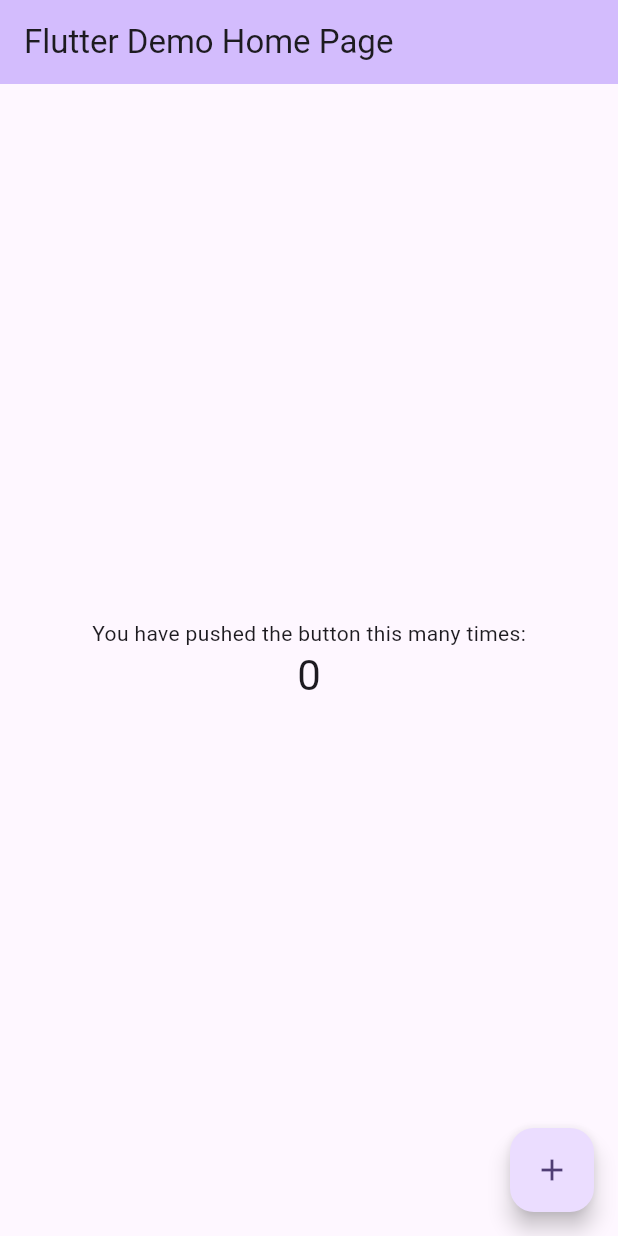
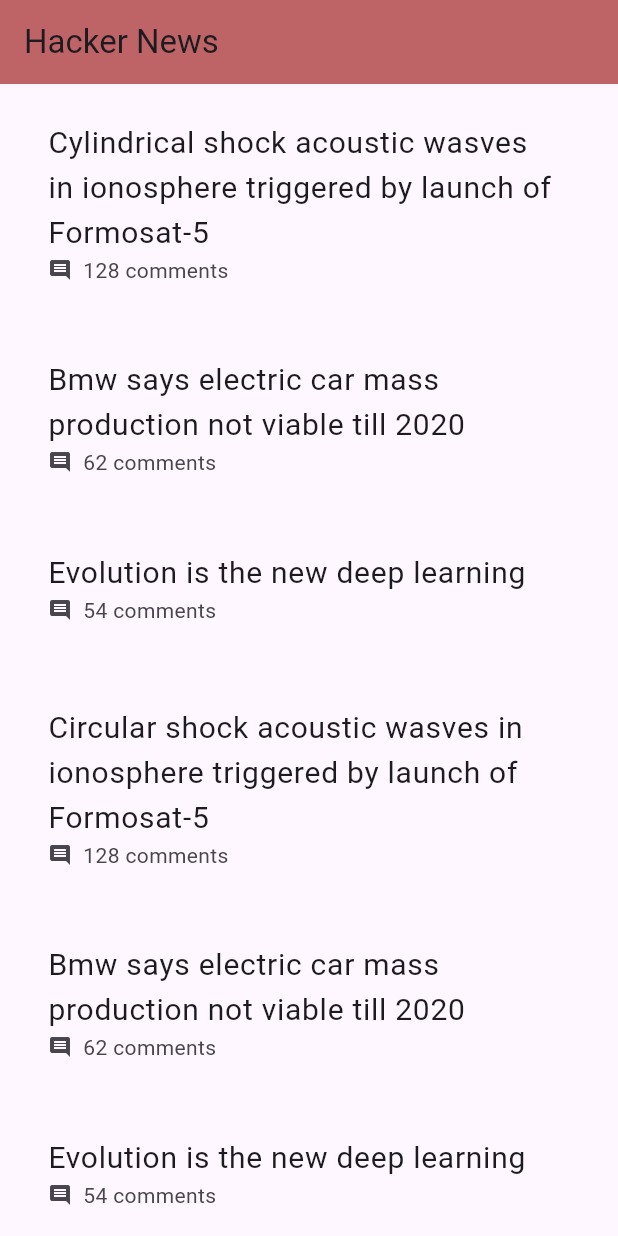
Before and after one commit to kaljitism/hn_app, a Flutter app: the screen it shows after launch, on a phone screen of 412 x 824 dp. Run offline on Flutter 3.47's test engine with Material 2 defaults, Android fonts, the phone set to English and light mode, and no system bars.

Commit message:
Created articles.dart and Update the HomePage UI to display list of blogs and comment count

```diff
--- a/lib/main.dart
+++ b/lib/main.dart
@@ -1,125 +1,68 @@
 import 'package:flutter/material.dart';
+import 'package:hn_app/src/article.dart';
+import 'package:url_launcher/url_launcher.dart';
 
 void main() {
-  runApp(const MyApp());
+  runApp(const HNApp());
 }
 
-class MyApp extends StatelessWidget {
-  const MyApp({super.key});
+class HNApp extends StatelessWidget {
+  const HNApp({super.key});
 
-  // This widget is the root of your application.
   @override
   Widget build(BuildContext context) {
     return MaterialApp(
-      title: 'Flutter Demo',
-      theme: ThemeData(
-        // This is the theme of your application.
-        //
-        // TRY THIS: Try running your application with "flutter run". You'll see
-        // the application has a blue toolbar. Then, without quitting the app,
-        // try changing the seedColor in the colorScheme below to Colors.green
-        // and then invoke "hot reload" (save your changes or press the "hot
-        // reload" button in a Flutter-supported IDE, or press "r" if you used
-        // the command line to start the app).
-        //
-        // Notice that the counter didn't reset back to zero; the application
-        // state is not lost during the reload. To reset the state, use hot
-        // restart instead.
-        //
-        // This works for code too, not just values: Most code changes can be
-        // tested with just a hot reload.
-        colorScheme: ColorScheme.fromSeed(seedColor: Colors.deepPurple),
-        useMaterial3: true,
-      ),
-      home: const MyHomePage(title: 'Flutter Demo Home Page'),
+      title: 'Hacker News',
+      theme: ThemeData(useMaterial3: true),
+      home: const HNHomePage(),
     );
   }
 }
 
-class MyHomePage extends StatefulWidget {
-  const MyHomePage({super.key, required this.title});
-
-  // This widget is the home page of your application. It is stateful, meaning
-  // that it has a State object (defined below) that contains fields that affect
-  // how it looks.
-
-  // This class is the configuration for the state. It holds the values (in this
-  // case the title) provided by the parent (in this case the App widget) and
-  // used by the build method of the State. Fields in a Widget subclass are
-  // always marked "final".
-
-  final String title;
+class HNHomePage extends StatefulWidget {
+  const HNHomePage({super.key});
 
   @override
-  State<MyHomePage> createState() => _MyHomePageState();
+  State<HNHomePage> createState() => _HNHomePageState();
 }
 
-class _MyHomePageState extends State<MyHomePage> {
-  int _counter = 0;
-
-  void _incrementCounter() {
-    setState(() {
-      // This call to setState tells the Flutter framework that something has
-      // changed in this State, which causes it to rerun the build method below
-      // so that the display can reflect the updated values. If we changed
-      // _counter without calling setState(), then the build method would not be
-      // called again, and so nothing would appear to happen.
-      _counter++;
-    });
-  }
+class _HNHomePageState extends State<HNHomePage> {
+  final List<Article> _articles = articles;
 
   @override
   Widget build(BuildContext context) {
-    // This method is rerun every time setState is called, for instance as done
-    // by the _incrementCounter method above.
-    //
-    // The Flutter framework has been optimized to make rerunning build methods
-    // fast, so that you can just rebuild anything that needs updating rather
-    // than having to individually change instances of widgets.
     return Scaffold(
       appBar: AppBar(
-        // TRY THIS: Try changing the color here to a specific color (to
-        // Colors.amber, perhaps?) and trigger a hot reload to see the AppBar
-        // change color while the other colors stay the same.
-        backgroundColor: Theme.of(context).colorScheme.inversePrimary,
-        // Here we take the value from the MyHomePage object that was created by
-        // the App.build method, and use it to set our appbar title.
-        title: Text(widget.title),
+        title: const Text('Hacker News'),
+        backgroundColor: const Color(0xffBE6466),
       ),
-      body: Center(
-        // Center is a layout widget. It takes a single child and positions it
-        // in the middle of the parent.
-        child: Column(
-          // Column is also a layout widget. It takes a list of children and
-          // arranges them vertically. By default, it sizes itself to fit its
-          // children horizontally, and tries to be as tall as its parent.
-          //
-          // Column has various properties to control how it sizes itself and
-          // how it positions its children. Here we use mainAxisAlignment to
-          // center the children vertically; the main axis here is the vertical
-          // axis because Columns are vertical (the cross axis would be
-          // horizontal).
-          //
-          // TRY THIS: Invoke "debug painting" (choose the "Toggle Debug Paint"
-          // action in the IDE, or press "p" in the console), to see the
-          // wireframe for each widget.
-          mainAxisAlignment: MainAxisAlignment.center,
-          children: <Widget>[
-            const Text(
-              'You have pushed the button this many times:',
-            ),
-            Text(
-              '$_counter',
-              style: Theme.of(context).textTheme.headlineMedium,
-            ),
+      body: ListView(
+        children: _articles.map(_buildItem).toList(),
+      ),
+    );
+  }
+
+  Widget _buildItem(Article article) {
+    return Padding(
+      padding: const EdgeInsets.all(16),
+      child: ListTile(
+        title: Text(article.text, style: const TextStyle(fontSize: 20)),
+        subtitle: Row(
+          children: [
+            const Icon(Icons.insert_comment, size: 16),
+            Text("  ${article.commentsCount} comments"),
           ],
         ),
+        onTap: () async {
+          final fakeUrl = Uri.parse("https://${article.domain}");
+          if (await canLaunchUrl(fakeUrl)) {
+            launchUrl(fakeUrl);
+            print("launching $fakeUrl");
+          } else {
+            print("Could not launch $fakeUrl");
+          }
+        },
       ),
-      floatingActionButton: FloatingActionButton(
-        onPressed: _incrementCounter,
-        tooltip: 'Increment',
-        child: const Icon(Icons.add),
-      ), // This trailing comma makes auto-formatting nicer for build methods.
     );
   }
 }
--- /dev/null
+++ b/lib/src/article.dart
@@ -0,0 +1,420 @@
+class Article {
+  final String text;
+  final String domain;
+  final String by;
+  final String age;
+  final int score;
+  final int commentsCount;
+
+  const Article({
+    required this.text,
+    required this.domain,
+    required this.by,
+    required this.age,
+    required this.score,
+    required this.commentsCount,
+  });
+}
+
+final articles = [
+  const Article(
+    text:
+        "Cylindrical shock acoustic wasves in ionosphere triggered by launch of Formosat-5",
+    domain: "wiley.com",
+    by: "zdw",
+    age: "3 hours",
+    score: 81,
+    commentsCount: 128,
+  ),
+  const Article(
+    text: "Bmw says electric car mass production not viable till 2020",
+    domain: "reuters.com",
+    by: "Mononokay",
+    age: "2 hours",
+    score: 177,
+    commentsCount: 62,
+  ),
+  const Article(
+    text: "Evolution is the new deep learning ",
+    domain: "sentient.ai",
+    by: "jonbaer",
+    age: "4 hours",
+    score: 200,
+    commentsCount: 54,
+  ),
+  const Article(
+    text:
+        "Circular shock acoustic wasves in ionosphere triggered by launch of Formosat-5",
+    domain: "wiley.com",
+    by: "zdw",
+    age: "3 hours",
+    score: 81,
+    commentsCount: 128,
+  ),
+  const Article(
+    text: "Bmw says electric car mass production not viable till 2020",
+    domain: "reuters.com",
+    by: "Mononokay",
+    age: "2 hours",
+    score: 177,
+    commentsCount: 62,
+  ),
+  const Article(
+    text: "Evolution is the new deep learning ",
+    domain: "sentient.ai",
+    by: "jonbaer",
+    age: "4 hours",
+    score: 200,
+    commentsCount: 54,
+  ),
+  const Article(
+    text:
+        "Circular shock acoustic wasves in ionosphere triggered by launch of Formosat-5",
+    domain: "wiley.com",
+    by: "zdw",
+    age: "3 hours",
+    score: 81,
+    commentsCount: 128,
+  ),
+  const Article(
+    text: "Bmw says electric car mass production not viable till 2020",
+    domain: "reuters.com",
+    by: "Mononokay",
+    age: "2 hours",
+    score: 177,
+    commentsCount: 62,
+  ),
+  const Article(
+    text: "Evolution is the new deep learning ",
+    domain: "sentient.ai",
+    by: "jonbaer",
+    age: "4 hours",
+    score: 200,
+    commentsCount: 54,
+  ),
+  const Article(
+    text:
+        "Circular shock acoustic wasves in ionosphere triggered by launch of Formosat-5",
+    domain: "wiley.com",
+    by: "zdw",
+    age: "3 hours",
+    score: 81,
+    commentsCount: 128,
+  ),
+  const Article(
+    text: "Bmw says electric car mass production not viable till 2020",
+    domain: "reuters.com",
+    by: "Mononokay",
+    age: "2 hours",
+    score: 177,
+    commentsCount: 62,
+  ),
+  const Article(
+    text: "Evolution is the new deep learning ",
+    domain: "sentient.ai",
+    by: "jonbaer",
+    age: "4 hours",
+    score: 200,
+    commentsCount: 54,
+  ),
+  const Article(
+    text:
+        "Cylindrical shock acoustic wasves in ionosphere triggered by launch of Formosat-5",
+    domain: "wiley.com",
+    by: "zdw",
+    age: "3 hours",
+    score: 81,
+    commentsCount: 128,
+  ),
+  const Article(
+    text: "Bmw says electric car mass production not viable till 2020",
+    domain: "reuters.com",
+    by: "Mononokay",
+    age: "2 hours",
+    score: 177,
+    commentsCount: 62,
+  ),
+  const Article(
+    text: "Evolution is the new deep learning ",
+    domain: "sentient.ai",
+    by: "jonbaer",
+    age: "4 hours",
+    score: 200,
+    commentsCount: 54,
+  ),
+  const Article(
+    text:
+        "Circular shock acoustic wasves in ionosphere triggered by launch of Formosat-5",
+    domain: "wiley.com",
+    by: "zdw",
+    age: "3 hours",
+    score: 81,
+    commentsCount: 128,
+  ),
+  const Article(
+    text: "Bmw says electric car mass production not viable till 2020",
+    domain: "reuters.com",
+    by: "Mononokay",
+    age: "2 hours",
+    score: 177,
+    commentsCount: 62,
+  ),
+  const Article(
+    text: "Evolution is the new deep learning ",
+    domain: "sentient.ai",
+    by: "jonbaer",
+    age: "4 hours",
+    score: 200,
+    commentsCount: 54,
+  ),
+  const Article(
+    text:
+        "Circular shock acoustic wasves in ionosphere triggered by launch of Formosat-5",
+    domain: "wiley.com",
+    by: "zdw",
+    age: "3 hours",
+    score: 81,
+    commentsCount: 128,
+  ),
+  const Article(
+    text: "Bmw says electric car mass production not viable till 2020",
+    domain: "reuters.com",
+    by: "Mononokay",
+    age: "2 hours",
+    score: 177,
+    commentsCount: 62,
+  ),
+  const Article(
+    text: "Evolution is the new deep learning ",
+    domain: "sentient.ai",
+    by: "jonbaer",
+    age: "4 hours",
+    score: 200,
+    commentsCount: 54,
+  ),
+  const Article(
+    text:
+        "Circular shock acoustic wasves in ionosphere triggered by launch of Formosat-5",
+    domain: "wiley.com",
+    by: "zdw",
+    age: "3 hours",
+    score: 81,
+    commentsCount: 128,
+  ),
+  const Article(
+    text: "Bmw says electric car mass production not viable till 2020",
+    domain: "reuters.com",
+    by: "Mononokay",
+    age: "2 hours",
+    score: 177,
+    commentsCount: 62,
+  ),
+  const Article(
+    text: "Evolution is the new deep learning ",
+    domain: "sentient.ai",
+    by: "jonbaer",
+    age: "4 hours",
+    score: 200,
+    commentsCount: 54,
+  ),
+  const Article(
+    text:
+        "Cylindrical shock acoustic wasves in ionosphere triggered by launch of Formosat-5",
+    domain: "wiley.com",
+    by: "zdw",
+    age: "3 hours",
+    score: 81,
+    commentsCount: 128,
+  ),
+  const Article(
+    text: "Bmw says electric car mass production not viable till 2020",
+    domain: "reuters.com",
+    by: "Mononokay",
+    age: "2 hours",
+    score: 177,
+    commentsCount: 62,
+  ),
+  const Article(
+    text: "Evolution is the new deep learning ",
+    domain: "sentient.ai",
+    by: "jonbaer",
+    age: "4 hours",
+    score: 200,
+    commentsCount: 54,
+  ),
+  const Article(
+    text:
+        "Circular shock acoustic wasves in ionosphere triggered by launch of Formosat-5",
+    domain: "wiley.com",
+    by: "zdw",
+    age: "3 hours",
+    score: 81,
+    commentsCount: 128,
+  ),
+  const Article(
+    text: "Bmw says electric car mass production not viable till 2020",
+    domain: "reuters.com",
+    by: "Mononokay",
+    age: "2 hours",
+    score: 177,
+    commentsCount: 62,
+  ),
+  const Article(
+    text: "Evolution is the new deep learning ",
+    domain: "sentient.ai",
+    by: "jonbaer",
+    age: "4 hours",
+    score: 200,
+    commentsCount: 54,
+  ),
+  const Article(
+    text:
+        "Circular shock acoustic wasves in ionosphere triggered by launch of Formosat-5",
+    domain: "wiley.com",
+    by: "zdw",
+    age: "3 hours",
+    score: 81,
+    commentsCount: 128,
+  ),
+  const Article(
+    text: "Bmw says electric car mass production not viable till 2020",
+    domain: "reuters.com",
+    by: "Mononokay",
+    age: "2 hours",
+    score: 177,
+    commentsCount: 62,
+  ),
+  const Article(
+    text: "Evolution is the new deep learning ",
+    domain: "sentient.ai",
+    by: "jonbaer",
+    age: "4 hours",
+    score: 200,
+    commentsCount: 54,
+  ),
+  const Article(
+    text:
+        "Circular shock acoustic wasves in ionosphere triggered by launch of Formosat-5",
+    domain: "wiley.com",
+    by: "zdw",
+    age: "3 hours",
+    score: 81,
+    commentsCount: 128,
+  ),
+  const Article(
+    text: "Bmw says electric car mass production not viable till 2020",
+    domain: "reuters.com",
+    by: "Mononokay",
+    age: "2 hours",
+    score: 177,
+    commentsCount: 62,
+  ),
+  const Article(
+    text: "Evolution is the new deep learning ",
+    domain: "sentient.ai",
+    by: "jonbaer",
+    age: "4 hours",
+    score: 200,
+    commentsCount: 54,
+  ),
+  const Article(
+    text:
+        "Cylindrical shock acoustic wasves in ionosphere triggered by launch of Formosat-5",
+    domain: "wiley.com",
+    by: "zdw",
+    age: "3 hours",
+    score: 81,
+    commentsCount: 128,
+  ),
+  const Article(
+    text: "Bmw says electric car mass production not viable till 2020",
+    domain: "reuters.com",
+    by: "Mononokay",
+    age: "2 hours",
+    score: 177,
+    commentsCount: 62,
+  ),
+  const Article(
+    text: "Evolution is the new deep learning ",
+    domain: "sentient.ai",
+    by: "jonbaer",
+    age: "4 hours",
+    score: 200,
+    commentsCount: 54,
+  ),
+  const Article(
+    text:
+        "Circular shock acoustic wasves in ionosphere triggered by launch of Formosat-5",
+    domain: "wiley.com",
+    by: "zdw",
+    age: "3 hours",
+    score: 81,
+    commentsCount: 128,
+  ),
+  const Article(
+    text: "Bmw says electric car mass production not viable till 2020",
+    domain: "reuters.com",
+    by: "Mononokay",
+    age: "2 hours",
+    score: 177,
+    commentsCount: 62,
+  ),
+  const Article(
+    text: "Evolution is the new deep learning ",
+    domain: "sentient.ai",
+    by: "jonbaer",
+    age: "4 hours",
+    score: 200,
+    commentsCount: 54,
+  ),
+  const Article(
+    text:
+        "Circular shock acoustic wasves in ionosphere triggered by launch of Formosat-5",
+    domain: "wiley.com",
+    by: "zdw",
+    age: "3 hours",
+    score: 81,
+    commentsCount: 128,
+  ),
+  const Article(
+    text: "Bmw says electric car mass production not viable till 2020",
+    domain: "reuters.com",
+    by: "Mononokay",
+    age: "2 hours",
+    score: 177,
+    commentsCount: 62,
+  ),
+  const Article(
+    text: "Evolution is the new deep learning ",
+    domain: "sentient.ai",
+    by: "jonbaer",
+    age: "4 hours",
+    score: 200,
+    commentsCount: 54,
+  ),
+  const Article(
+    text:
+        "Circular shock acoustic wasves in ionosphere triggered by launch of Formosat-5",
+    domain: "wiley.com",
+    by: "zdw",
+    age: "3 hours",
+    score: 81,
+    commentsCount: 128,
+  ),
+  const Article(
+    text: "Bmw says electric car mass production not viable till 2020",
+    domain: "reuters.com",
+    by: "Mononokay",
+    age: "2 hours",
+    score: 177,
+    commentsCount: 62,
+  ),
+  const Article(
+    text: "Evolution is the new deep learning ",
+    domain: "sentient.ai",
+    by: "jonbaer",
+    age: "4 hours",
+    score: 200,
+    commentsCount: 54,
+  ),
+];
--- a/pubspec.yaml
+++ b/pubspec.yaml
@@ -35,6 +35,7 @@ dependencies:
   # The following adds the Cupertino Icons font to your application.
   # Use with the CupertinoIcons class for iOS style icons.
   cupertino_icons: ^1.0.2
+  url_launcher: ^6.1.12
 
 dev_dependencies:
   flutter_test:
```
Also changed, not shown: pubspec.lock, 6 other files.
